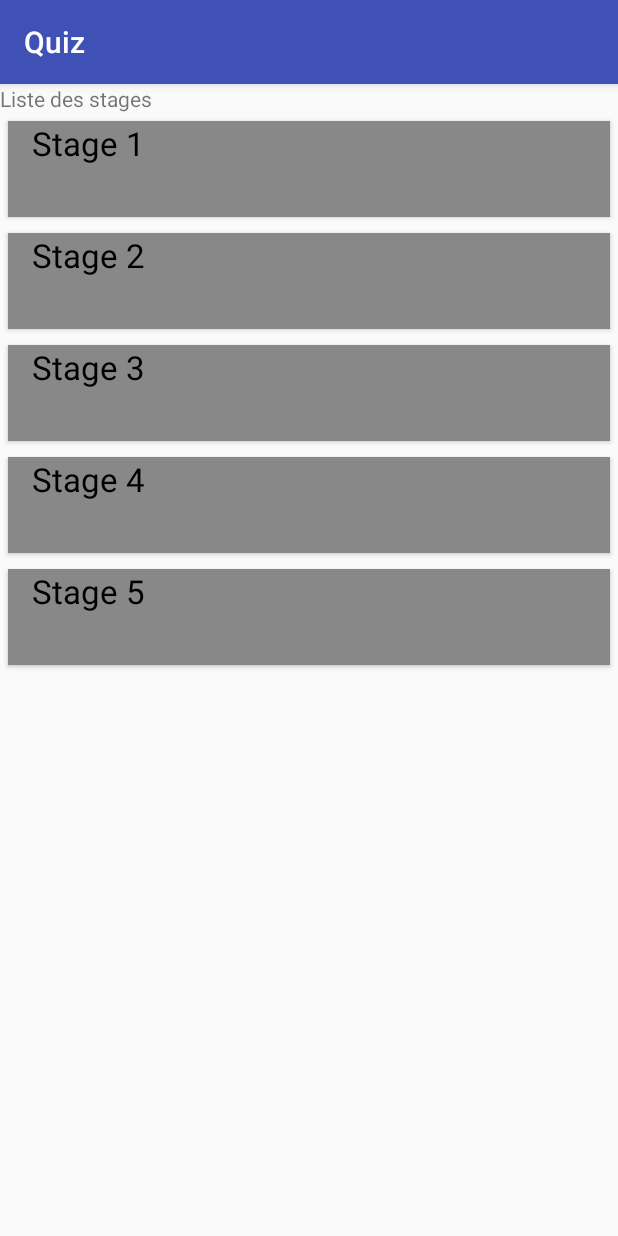
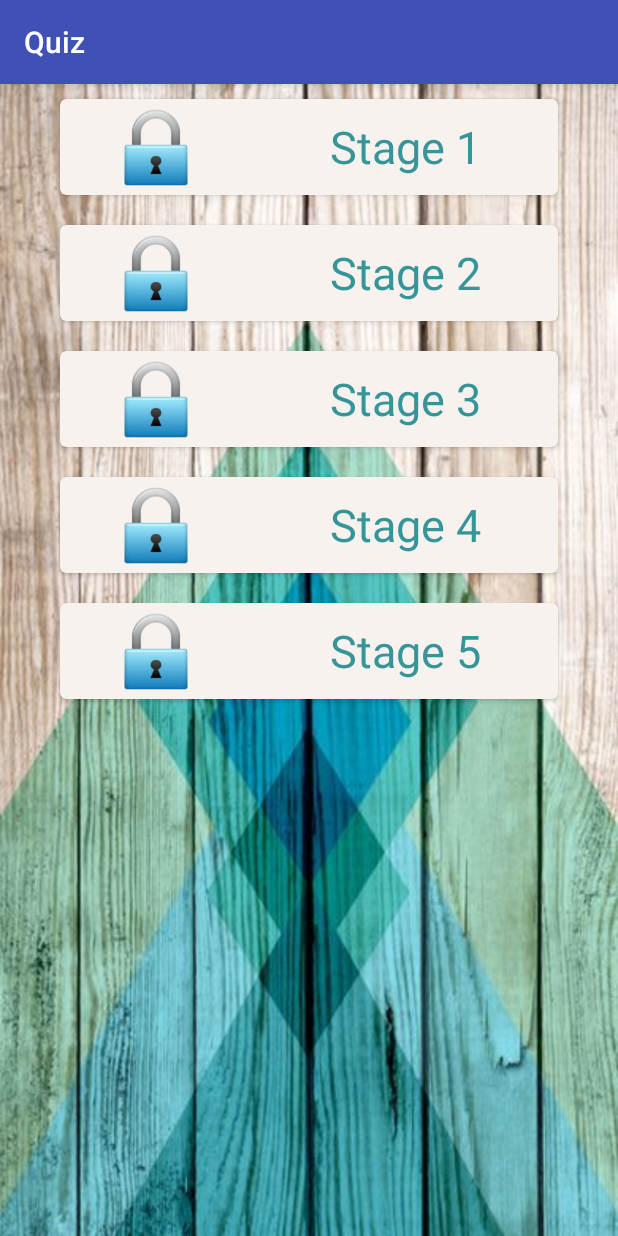
Before and after one commit to AmeurDrira/QuizProjectAmeurMariemFirasAmalAhmed2, an Android app: the fragment ListFragment shown on its own in the app's theme, on a phone screen of 412 x 824 dp. Run offline under Robolectric (Android 15) with nearby library versions, the phone set to English and light mode, and no system bars.

Commit message:
design pg acc liste stage

```diff
--- a/app/src/main/java/com/example/ameur/quizprojectameurmariemfirasamalahmed/adapter/StageAdapter.java
+++ b/app/src/main/java/com/example/ameur/quizprojectameurmariemfirasamalahmed/adapter/StageAdapter.java
@@ -16,13 +16,14 @@ import java.util.List;
 /**
  * Created by makni on 17/05/2016.
  */
-public class StageAdapter extends RecyclerView.Adapter<StageAdapter.ViewHolder> {
+public class StageAdapter extends RecyclerView.Adapter<StageAdapter.ViewHolder>  {
 
     private List<ListItemWrapper> btmliste;
 
 
+
     public StageAdapter(List<ListItemWrapper> btmliste) {
-        this.btmliste = btmliste;
+        this.btmliste=btmliste;
     }
 
     @Override
@@ -30,6 +31,8 @@ public class StageAdapter extends RecyclerView.Adapter<StageAdapter.ViewHolder>
 
         return btmliste.size();
     }
+
+
 
 
     @Override
@@ -48,8 +51,8 @@ public class StageAdapter extends RecyclerView.Adapter<StageAdapter.ViewHolder>
     public void onBindViewHolder(ViewHolder holder, int position) {
         ListItemWrapper liste = btmliste.get(position);
         holder.mItemTitle.setText(liste.getTitle());
-        if (position == position)
-            holder.itemView.setBackgroundColor(Color.GRAY);
+        // if(position == position)
+        //  holder.itemView.setBackgroundColor(Color.BLUE);
         //else
         //holder.itemView.setBackgroundColor(Color.RED);
 
@@ -72,4 +75,6 @@ public class StageAdapter extends RecyclerView.Adapter<StageAdapter.ViewHolder>
     }
 
 
+
+
 }
--- a/app/src/main/java/com/example/ameur/quizprojectameurmariemfirasamalahmed/fragement/ListFragment.java
+++ b/app/src/main/java/com/example/ameur/quizprojectameurmariemfirasamalahmed/fragement/ListFragment.java
@@ -46,7 +46,7 @@ public class ListFragment extends Fragment implements View.OnClickListener {
         View view = inflater.inflate(R.layout.fragment_list, container, false);
 
 
-        mtxt = (TextView) view.findViewById(R.id.txtView);
+      //  mtxt = (TextView) view.findViewById(R.id.txtView);
         recyclerView = (RecyclerView) view.findViewById(R.id.recycler_view);
 
         mAdapter = new StageAdapter(btmlist);
--- a/app/src/main/res/layout/card_stage_layout.xml
+++ b/app/src/main/res/layout/card_stage_layout.xml
@@ -3,23 +3,46 @@
     android:id="@+id/card_view"
     android:layout_width="match_parent"
     android:layout_height="wrap_content"
-    android:layout_margin="5dp"
+    android:layout_margin="10dp"
     card_view:cardCornerRadius="4dp"
+    card_view:cardBackgroundColor="#f7f2ee"
     >
 
     <RelativeLayout
         android:layout_width="match_parent"
-        android:layout_height="?android:attr/listPreferredItemHeight">
+        android:layout_height="?android:attr/listPreferredItemHeight"
+        >
+        <ImageView
+            android:id="@+id/lock1"
+            android:layout_width="wrap_content"
+            android:layout_height="match_parent"
+            android:src="@drawable/lock1"
+            />
 
         <TextView
             android:id="@+id/label"
             android:layout_width="match_parent"
             android:layout_height="wrap_content"
+            android:layout_toRightOf="@id/lock1"
+            android:textSize="30dp"
+            android:textColor="@color/text_shadow"
             android:singleLine="true"
+            android:layout_centerVertical="true"
+            android:textAlignment="center"
+            android:textAppearance="?android:attr/textAppearanceLarge" />
+        <TextView
+            android:id="@+id/score_stage"
+            android:layout_width="match_parent"
+            android:layout_height="wrap_content"
+            android:textSize="20dp"
+            android:layout_toRightOf="@id/label"
+            android:singleLine="true"
+            android:textAlignment="center"
             android:layout_marginStart="@dimen/activity_horizontal_margin"
             android:layout_marginLeft="@dimen/activity_horizontal_margin"
             android:textAppearance="?android:attr/textAppearanceLarge"
-            android:textColor="@android:color/black" />
+
+            android:textColor="@color/colorQuestion" />
 
 
 
--- a/app/src/main/res/layout/fragment_list.xml
+++ b/app/src/main/res/layout/fragment_list.xml
@@ -7,18 +7,24 @@
     app:layout_behavior="@string/appbar_scrolling_view_behavior"
     tools:showIn="@layout/fragment_list"
     android:id="@+id/fragment_list"
-    tools:context=".activity.MainActivity">
-    <TextView
+    tools:context=".activity.MainActivity"
+    android:background="@drawable/bg">
+    <!--TextView
         android:layout_width="match_parent"
         android:id="@+id/txtView"
         android:text="Liste des stages"
+        android:textColor="@android:color/holo_blue_dark"
+        android:textSize="30dp"
+        android:layout_marginBottom="16dp"
+        android:layout_height="wrap_content" /-->
 
-        android:layout_height="wrap_content" />
     <android.support.v7.widget.RecyclerView
-        android:layout_below="@id/txtView"
+
         android:id="@+id/recycler_view"
-        android:layout_width="match_parent"
+        android:layout_width="wrap_content"
         android:layout_height="wrap_content"
+        android:layout_marginLeft="30dp"
+        android:layout_marginRight="30dp"
         android:scrollbars="vertical"
         />
 
```
Also changed, not shown: app/src/main/java/com/example/ameur/quizprojectameurmariemfirasamalahmed/activity/MainActivity.java (+4 -3 lines), app/src/main/res/layout/fragment_main.xml (+58 -22 lines), app/src/main/res/values/colors.xml (+8 -1 lines), app/src/main/res/drawable/lock.png (added), app/src/main/res/drawable/lock1.png (added), app/src/main/res/drawable/logobrain.jpg (added), app/src/main/res/drawable/unlock.png (added), app/src/main/res/drawable/unlock1.png (added).
